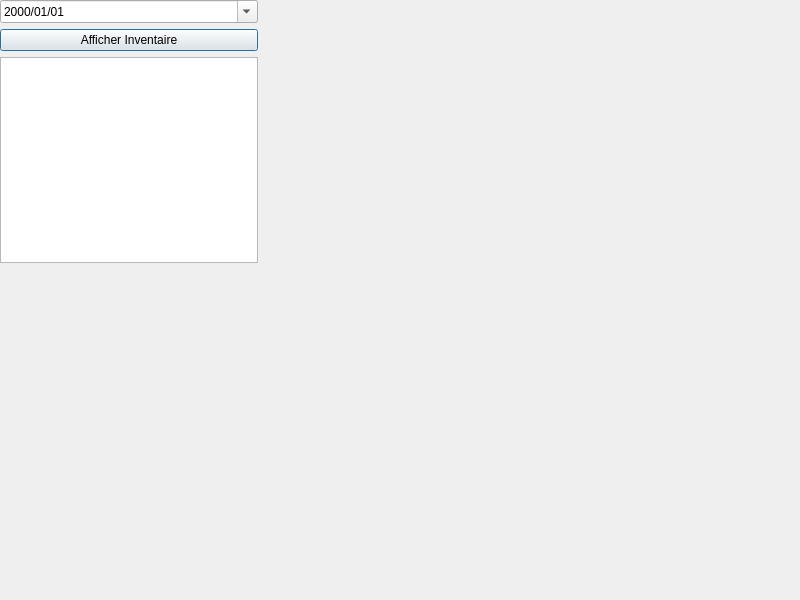
Old version of the form form/ViewInventaire.ui in the repository Alt68719/projet_achats.
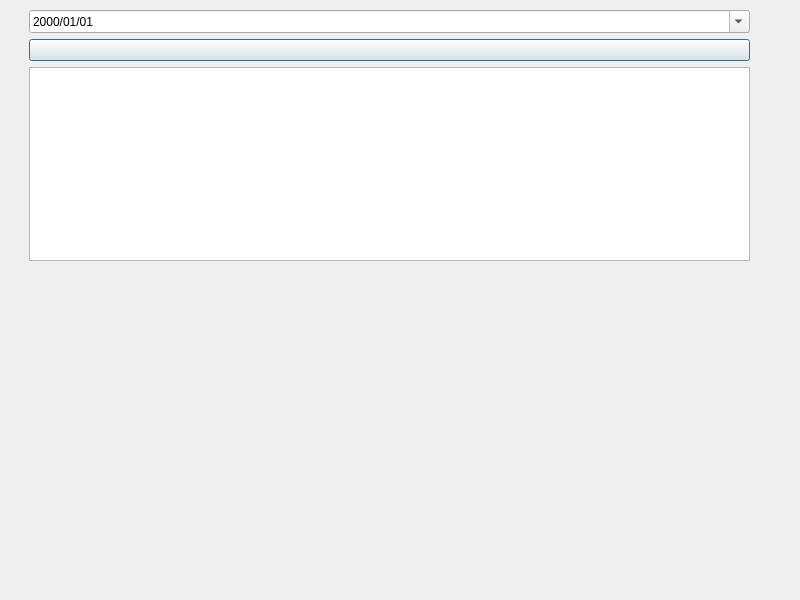
New version of the form.

Patch:
```diff
--- a/form/ViewInventaire.ui
+++ b/form/ViewInventaire.ui
@@ -16,10 +16,10 @@
   <widget class="QWidget" name="verticalLayoutWidget">
    <property name="geometry">
     <rect>
-     <x>0</x>
-     <y>0</y>
-     <width>258</width>
-     <height>263</height>
+     <x>29</x>
+     <y>10</y>
+     <width>721</width>
+     <height>251</height>
     </rect>
    </property>
    <layout class="QVBoxLayout" name="verticalLayout">
@@ -43,6 +43,9 @@
     <item>
      <widget class="QPushButton" name="btnAfficher">
       <property name="text">
+      <rect>
+        <width>100</width>
+      </rect>
        <string>Afficher Inventaire</string>
       </property>
      </widget>
```
